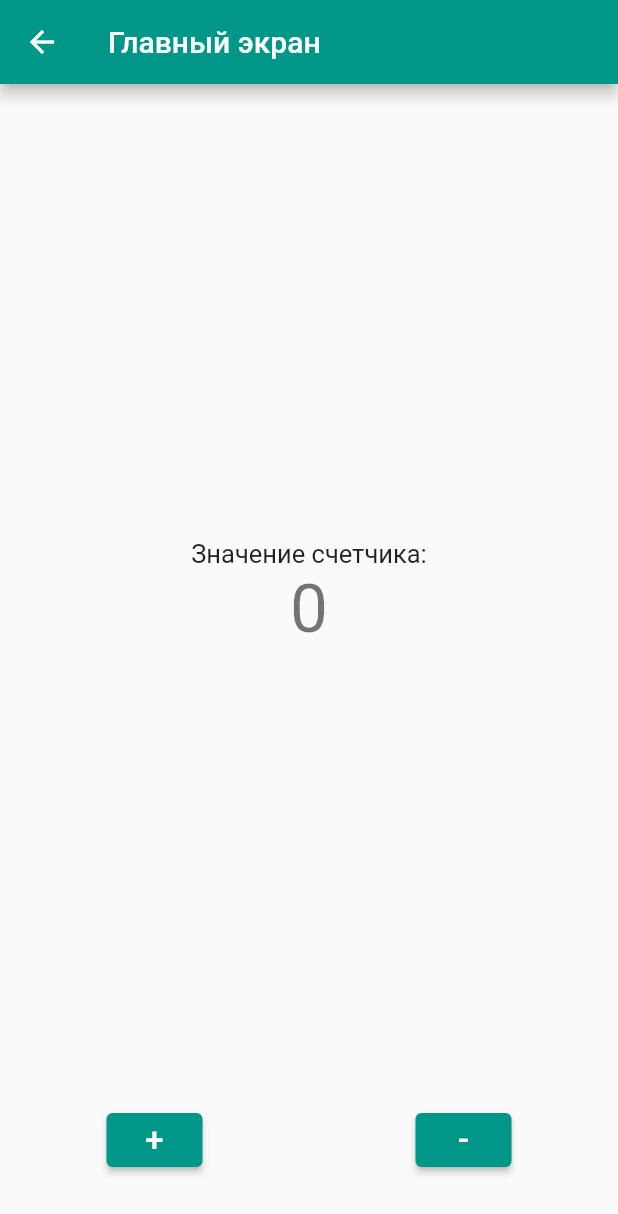
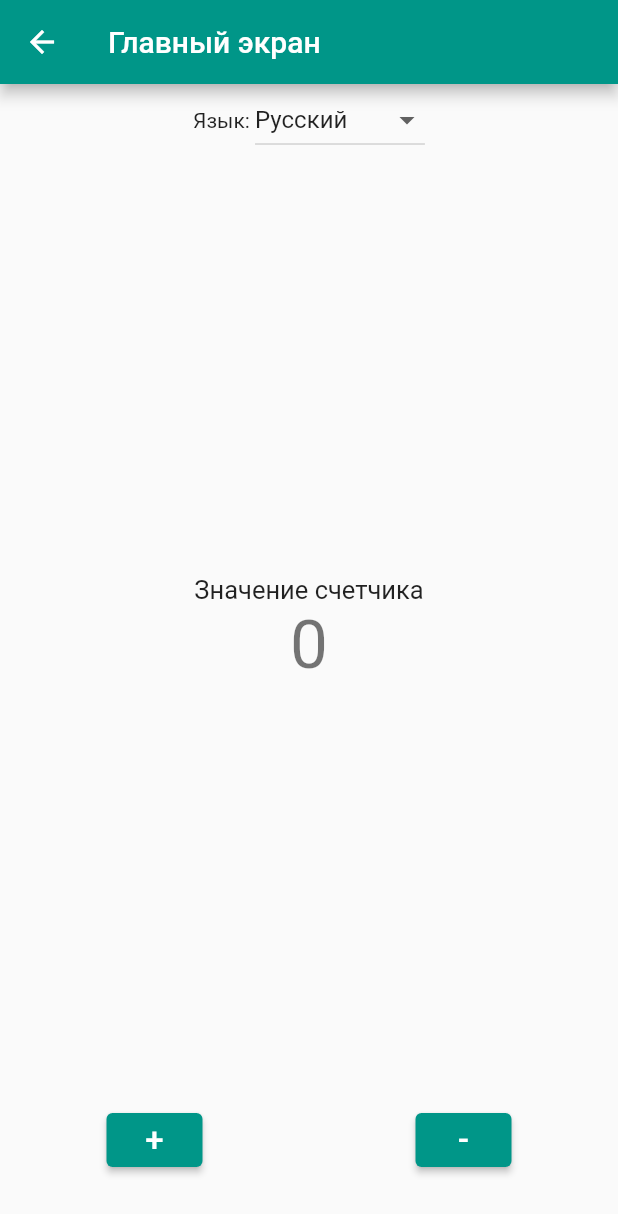
Before and after one commit to systeamnik/simpleCodeLess, a Flutter app: the HomeScreen screen opened directly, on a phone screen of 412 x 824 dp. Shown: the top 1214 px of the screen. Run offline on Flutter 3.47's test engine with Material 2 defaults, Android fonts, the phone set to English and light mode, and no system bars.

```diff
--- a/lib/ui/home_screen.dart
+++ b/lib/ui/home_screen.dart
@@ -1,4 +1,6 @@
 import 'package:flutter/material.dart';
+import 'package:intl/intl.dart';
+import 'package:nursik/generated/l10n.dart';
 
 class HomeScreen extends StatefulWidget {
   const HomeScreen({Key? key}) : super(key: key);
@@ -24,9 +26,11 @@ class _HomeScreenState extends State<HomeScreen> {
 
   @override
   Widget build(BuildContext context) {
+    final delegate = S.of(context);
+
     return Scaffold(
       appBar: AppBar(
-        title: const Text("Главный экран"),
+        title: Text(delegate.mainScreenTitle),
       ),
       body: Column(
         children: <Widget>[
@@ -34,9 +38,43 @@ class _HomeScreenState extends State<HomeScreen> {
             child: Column(
               mainAxisAlignment: MainAxisAlignment.center,
               children: [
-                const Text(
-                  'Значение счетчика:',
-                  style: TextStyle(
+                Row(
+                  mainAxisAlignment: MainAxisAlignment.center,
+                  children: [
+                    Text(delegate.language + ': '),
+                    DropdownButton<String>(
+                      value: Intl.getCurrentLocale(),
+                      items: [
+                        DropdownMenuItem(
+                          value: 'en',
+                          child: Text(delegate.english),
+                        ),
+                        DropdownMenuItem(
+                          value: 'ru_RU',
+                          child: Text(delegate.russian),
+                        ),
+                      ],
+                      onChanged: (value) async {
+                        if (value == 'ru_RU') {
+                          await S.load(
+                            const Locale('ru', 'RU'),
+                          );
+                          setState(() {});
+                        } else if (value == 'en') {
+                          await S.load(
+                            const Locale('en'),
+                          );
+                          setState(() {});
+                        }
+                      },
+                    ),
+                  ],
+                ),
+                const Spacer(),
+                Text(
+                  // 'Значение счетчика:',
+                  delegate.counterValue,
+                  style: const TextStyle(
                     fontSize: 17,
                   ),
                 ),
@@ -44,6 +82,7 @@ class _HomeScreenState extends State<HomeScreen> {
                   '$_counter',
                   style: Theme.of(context).textTheme.headline3,
                 ),
+                const Spacer(),
               ],
             ),
           ),
```
Also changed, not shown: lib/l10n/intl_en.arb (added, +16 -0 lines), lib/l10n/intl_ru_RU.arb (added, +16 -0 lines), lib/ui/app.dart (+10 -1 lines), lib/ui/login_screen.dart (+15 -12 lines), pubspec.yaml (+5 -6 lines), lib/generated/intl/messages_all.dart (added), lib/generated/intl/messages_en.dart (added), lib/generated/intl/messages_ru_RU.dart (added), lib/generated/l10n.dart (added), pubspec.lock, 1 other file.
